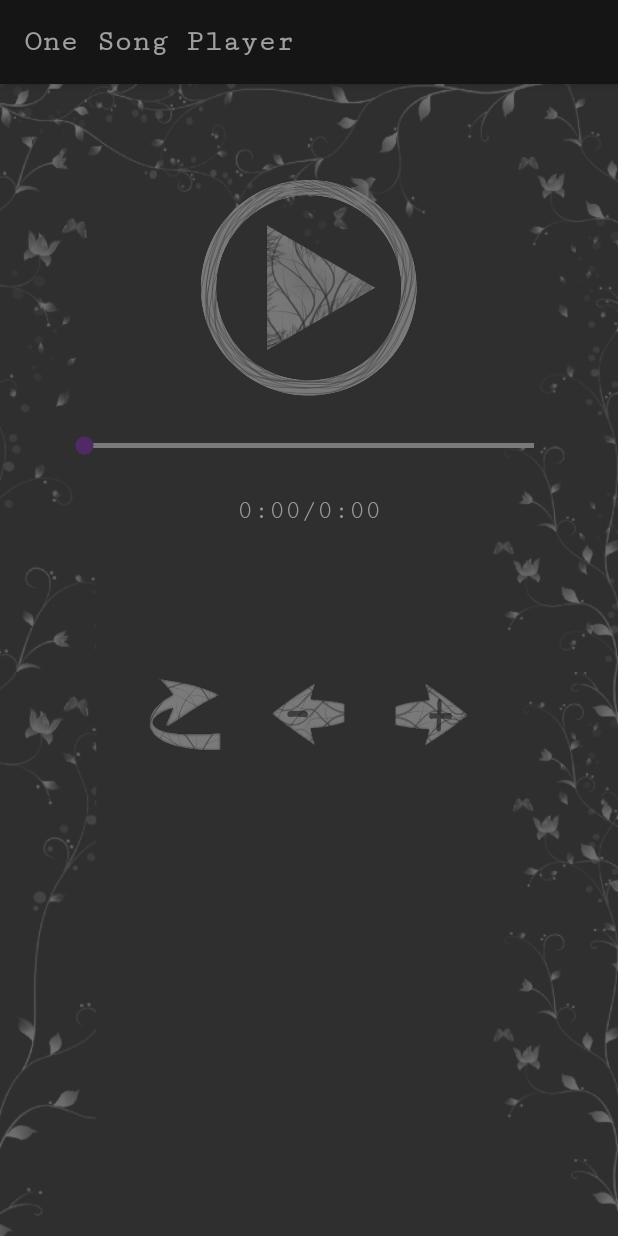
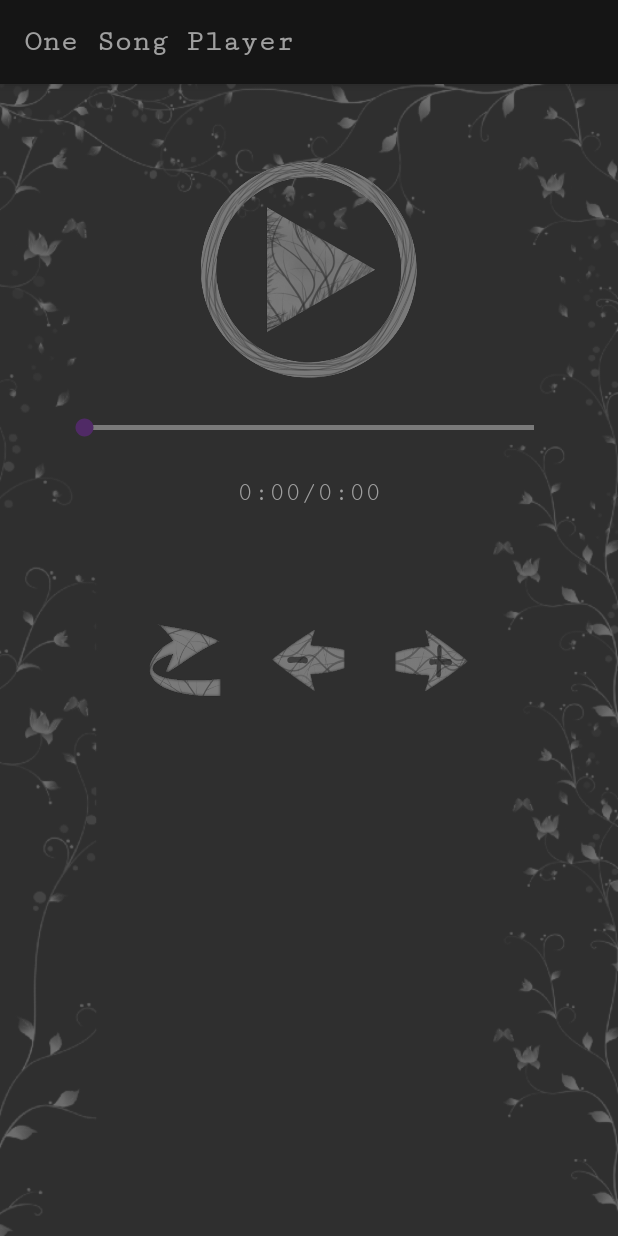
Before and after one commit to eovka/OneSongPlayer, an Android app: the screen it shows after launch (MainActivity), on a phone screen of 412 x 824 dp. Run offline under Robolectric (Android 15) with nearby library versions, the phone set to English and light mode, and no system bars.

Commit message:
Fix: when paused, music doesn't start after coming back to app; layout changes - for smaller screens

```diff
--- a/app/src/main/java/pl/pisze_czytam/mediaplayertest/MainActivity.java
+++ b/app/src/main/java/pl/pisze_czytam/mediaplayertest/MainActivity.java
@@ -48,9 +48,6 @@ public class MainActivity extends AppCompatActivity implements View.OnClickListe
         @Override
         public void onAudioFocusChange(int focusChange) {
             switch (focusChange) {
-                case AudioManager.AUDIOFOCUS_GAIN:
-                    song.start();
-                    break;
                 case AudioManager.AUDIOFOCUS_LOSS:
                     song.stop();
                     releaseMediaPlayer();
--- a/app/src/main/res/layout/activity_main.xml
+++ b/app/src/main/res/layout/activity_main.xml
@@ -66,7 +66,7 @@
         android:layout_marginStart="@dimen/bigger_padding"
         android:gravity="center_horizontal"
         android:orientation="horizontal"
-        android:paddingBottom="@dimen/large_margin"
+        android:paddingBottom="@dimen/bigger_padding"
         android:scrollHorizontally="true"
         android:singleLine="true"
         tools:text="@string/app_name" />
--- a/app/src/main/res/values/dimens.xml
+++ b/app/src/main/res/values/dimens.xml
@@ -4,7 +4,7 @@
     <dimen name="small_padding">8dp</dimen>
     <dimen name="standard_padding">16dp</dimen>
     <dimen name="bigger_padding">24dp</dimen>
-    <dimen name="large_margin">48dp</dimen>
+    <dimen name="large_margin">36dp</dimen>
     <dimen name="buttons_size">50dp</dimen>
     <dimen name="standard_text">18sp</dimen>
 </resources>
```
